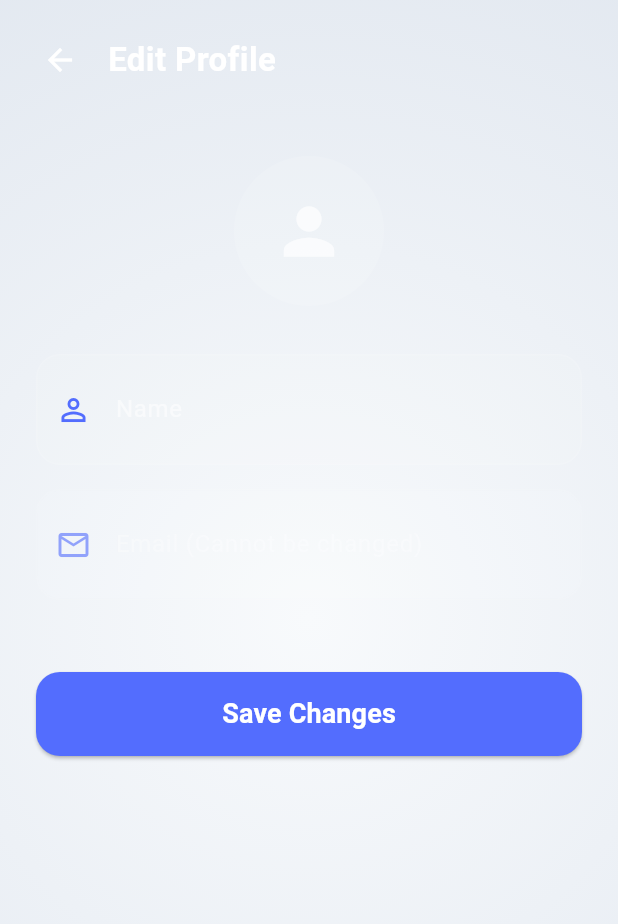
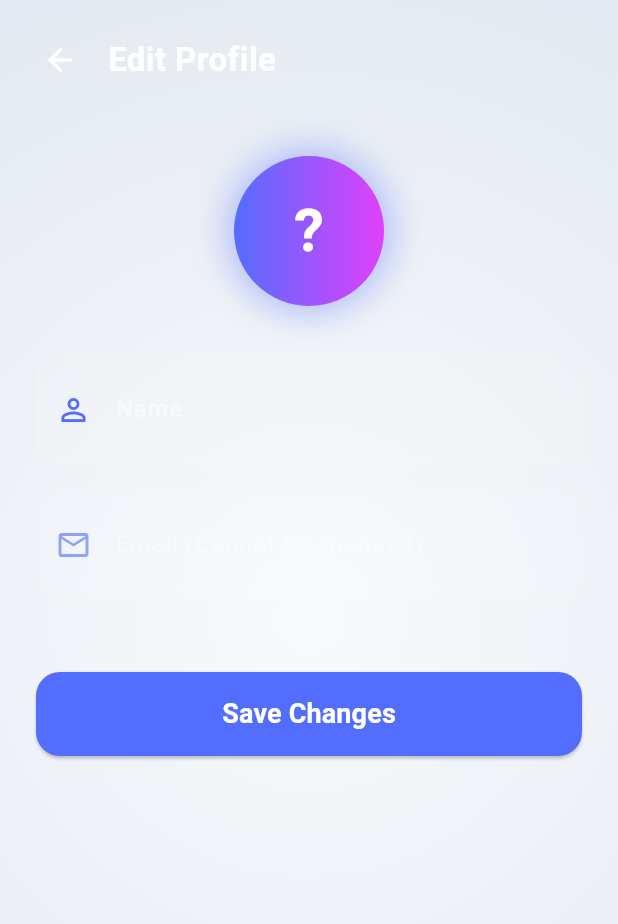
Before and after one commit to amirasultan11/DevBuddy, a Flutter app: the ProfileScreen screen opened directly, after a tap on "Edit Profile", on a phone screen of 412 x 824 dp. Shown: the top 924 px of the screen. Run offline on Flutter 3.47's test engine with Material 3 defaults, Android fonts, the phone set to English and light mode, and no system bars; our stand-ins replace cloud_firestore, equatable, firebase_auth, firebase_core, flutter_bloc, google_fonts and 1 more; missing offline and left inert: screen_protector; accounts and stored records are empty; Roboto replaces fonts that are missing (Cairo).

Commit message:
fix: refactor profile screens UI, apply transparent scaffold, and link auth state

```diff
--- a/lib/features/pro_mode/presentation/screens/edit_profile_screen.dart
+++ b/lib/features/pro_mode/presentation/screens/edit_profile_screen.dart
@@ -1,4 +1,5 @@
 import 'package:dev_buddy/features/auth/presentation/cubit/auth_cubit.dart';
+import 'package:dev_buddy/features/auth/presentation/cubit/auth_state.dart';
 import 'package:flutter/material.dart';
 import 'package:flutter_bloc/flutter_bloc.dart';
 import 'package:google_fonts/google_fonts.dart';
@@ -67,6 +68,8 @@ class _EditProfileScreenState extends State<EditProfileScreen> {
     final isArabic = Provider.of<LocaleProvider>(context).locale.languageCode == 'ar';
 
     return Scaffold(
+      // Transparent so AppBackground's radial gradient renders fully.
+      backgroundColor: Colors.transparent,
       body: AppBackground(
         child: SafeArea(
           child: Column(
@@ -77,10 +80,41 @@ class _EditProfileScreenState extends State<EditProfileScreen> {
                   padding: const EdgeInsets.all(24),
                   physics: const BouncingScrollPhysics(),
                   children: [
-                    const CircleAvatar(
-                      radius: 50,
-                      backgroundColor: Colors.white12,
-                      child: Icon(Icons.person, size: 50, color: Colors.white70),
+                    // Real initials avatar — matches the ProfileScreen avatar style.
+                    BlocBuilder<AuthCubit, dynamic>(
+                      builder: (context, state) {
+                        final name = (state is Authenticated) ? state.user.name : '';
+                        final initials = name.isNotEmpty ? name[0].toUpperCase() : '?';
+                        return Center(
+                          child: Container(
+                            width: 100,
+                            height: 100,
+                            decoration: BoxDecoration(
+                              shape: BoxShape.circle,
+                              gradient: const LinearGradient(
+                                colors: [Colors.indigoAccent, Colors.purpleAccent],
+                              ),
+                              boxShadow: [
+                                BoxShadow(
+                                  color: Colors.indigoAccent.withValues(alpha: 0.4),
+                                  blurRadius: 20,
+                                  spreadRadius: 5,
+                                ),
+                              ],
+                            ),
+                            child: Center(
+                              child: Text(
+                                initials,
+                                style: GoogleFonts.cairo(
+                                  fontSize: 40,
+                                  fontWeight: FontWeight.bold,
+                                  color: Colors.white,
+                                ),
+                              ),
+                            ),
+                          ),
+                        );
+                      },
                     ),
                     const SizedBox(height: 32),
 
--- a/lib/features/pro_mode/presentation/screens/profile_screen.dart
+++ b/lib/features/pro_mode/presentation/screens/profile_screen.dart
@@ -20,8 +20,8 @@ class ProfileScreen extends StatelessWidget {
     // تحديد الألوان بناءً على الثيم (فاتح أو غامق)
     final isDark = Theme.of(context).brightness == Brightness.dark;
     final textColor = isDark ? Colors.white : const Color(0xFF0F172A);
-    final glassBg = isDark ? Colors.white.withValues(alpha: 0.05) : Colors.black.withValues(alpha: 0.03);
-    final glassBorder = isDark ? Colors.white.withValues(alpha: 0.1) : Colors.black.withValues(alpha: 0.05);
+    final glassBg = isDark ? Colors.white.withValues(alpha: 0.05) : Colors.black.withValues(alpha: 0.06);
+    final glassBorder = isDark ? Colors.white.withValues(alpha: 0.1) : Colors.black.withValues(alpha: 0.08);
 
     return Scaffold(
       backgroundColor: Colors.transparent,
@@ -37,7 +37,8 @@ class ProfileScreen extends StatelessWidget {
         builder: (context, state) {
           final user = (state is Authenticated) ? state.user : null;
           final String name = user?.name ?? (isArabic ? 'مطور' : 'Developer');
-          final String email = user?.email ?? 'dev@example.com';
+          // Empty string fallback — avoids displaying a fake email to the user.
+          final String email = user?.email ?? '';
           final String initials = name.isNotEmpty ? name[0].toUpperCase() : 'D';
 
           return AppBackground(
```
